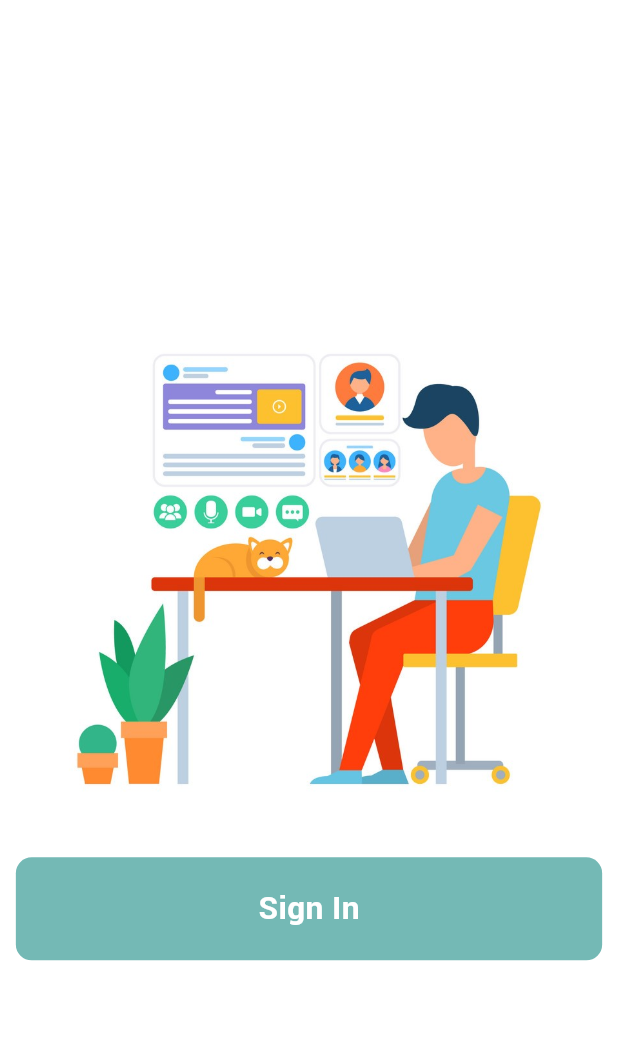
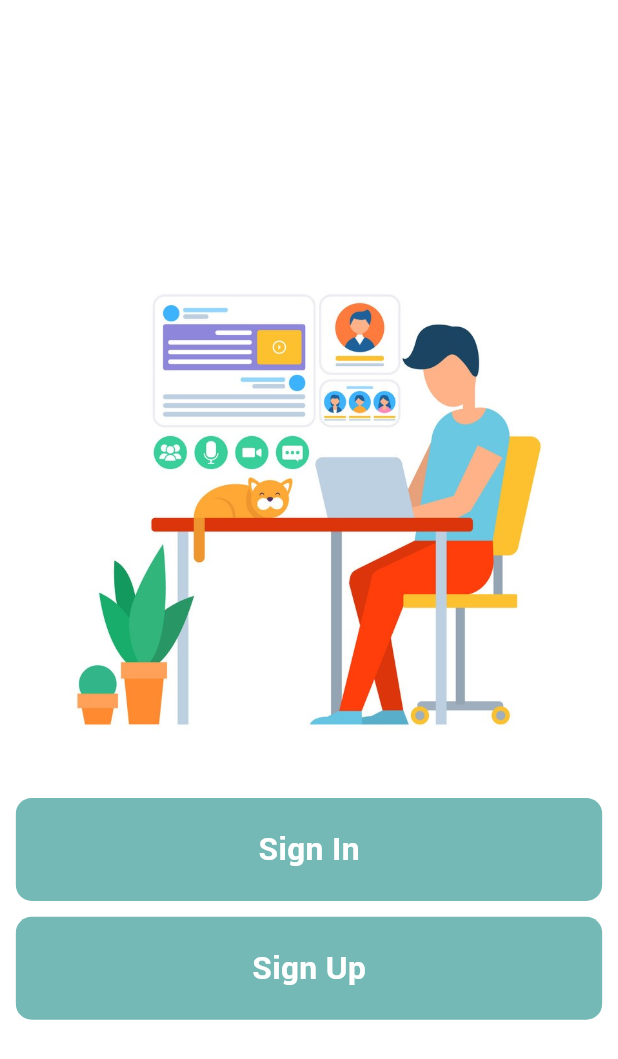
Before and after one commit to shadu-rz/Flavofleet, a Flutter app: the LogoutPage screen opened directly, on a phone screen of 412 x 824 dp. Shown: the top 1059 px of the screen. Run offline on Flutter 3.47's test engine with Material 2 defaults, Android fonts, the phone set to English and light mode, and no system bars; our stand-ins replace cloud_firestore, dots_indicator, firebase_auth, firebase_core, firebase_storage, get and 3 more; accounts and stored records are empty; network calls fail.

```diff
--- a/lib/Pages/accounts/logout_page.dart
+++ b/lib/Pages/accounts/logout_page.dart
@@ -1,4 +1,5 @@
 import 'package:flavour_fleet_main/Pages/auth/sign_in_page.dart';
+import 'package:flavour_fleet_main/Pages/auth/sign_up_page.dart';
 import 'package:flavour_fleet_main/Widgets/Utils/colors.dart';
 import 'package:flavour_fleet_main/Widgets/Utils/diamensions.dart';
 import 'package:flavour_fleet_main/Widgets/big_text.dart';
@@ -52,6 +53,36 @@ class LogoutPage extends StatelessWidget {
               ),
             ),
           ),
+          SizedBox(
+            height: Dimensions.height10,
+          ),
+          GestureDetector(
+            onTap: () => navigator!.pushReplacement(
+
+              MaterialPageRoute(
+                builder: (context) => const SignUpPage(),
+              ),
+            ),
+            child: Container(
+              margin: EdgeInsets.only(
+                left: Dimensions.width10,
+                right: Dimensions.width10,
+              ),
+              width: double.maxFinite,
+              height: Dimensions.screenHeight / 12,
+              decoration: BoxDecoration(
+                borderRadius: BorderRadius.circular(Dimensions.radius20 / 2),
+                color: AppColors.mainColor,
+              ),
+              child: Center(
+                child: BigText(
+                  text: 'Sign Up',
+                  size: Dimensions.font20,
+                  color: Colors.white,
+                ),
+              ),
+            ),
+          ),
         ],
       ),
     );
--- a/lib/firebase/auth/sign_in_with_google.dart
+++ b/lib/firebase/auth/sign_in_with_google.dart
@@ -40,7 +40,7 @@ final UserController userController = Get.find<UserController>();
 
       return user;
     } catch (e) {
-      log('Error signing in with Google: $e');
+      log('Error signing in with Gooooooooooooogle: $e');
       return null;
     }
   }
```
Also changed, not shown: lib/Pages/auth/sign_up_page.dart (+21 -39 lines), lib/firebase/auth/firebase_methods.dart (deleted, +0 -34 lines), lib/firebase/firebase_methods.dart (added, +33 -0 lines).
